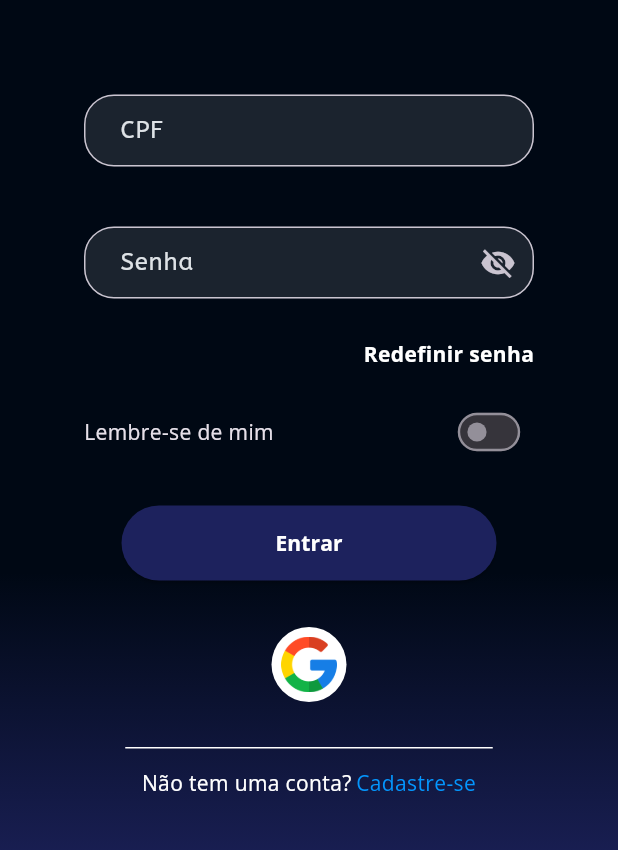
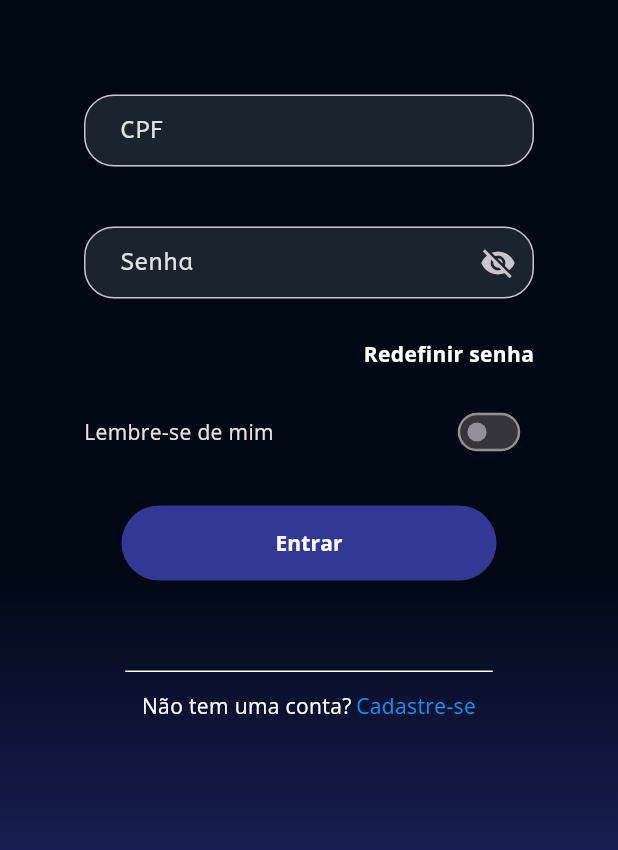
Before and after one commit to GuizinSX7/TCC-Neto-garage, a Flutter app: the screen it shows after launch, on a phone screen of 412 x 824 dp, the part 330-1180 px from its top. Run offline on Flutter 3.47's test engine with Material 3 defaults, Android fonts, the phone set to English and light mode, and no system bars; our stand-ins replace cloud_firestore, firebase_core; accounts and stored records are empty.

Commit message:
login-database

```diff
--- a/tcc_neto_garage/lib/components/loginComp.dart
+++ b/tcc_neto_garage/lib/components/loginComp.dart
@@ -1,7 +1,6 @@
 import 'package:cloud_firestore/cloud_firestore.dart';
 import 'package:flutter/material.dart';
 import 'package:tcc_neto_garage/shared/style.dart';
-import 'package:firebase_auth/firebase_auth.dart';
 
 class LoginComp extends StatefulWidget {
 
@@ -213,7 +212,7 @@ class _LoginCompState extends State<LoginComp> {
                   },
                   style: ElevatedButton.styleFrom(
                     minimumSize: Size(250, 50),
-                    backgroundColor: MyColors.azul3,
+                    backgroundColor: MyColors.azul2,
                   ),
                   child: Text(
                     "Entrar",
@@ -225,24 +224,7 @@ class _LoginCompState extends State<LoginComp> {
                     ),
                   )
                 ),
-                const SizedBox(height: 31,),
-                Container(
-                  width: 50,
-                  height: 50,
-                  decoration: BoxDecoration(
-                    borderRadius: BorderRadius.circular(100),
-                    color: MyColors.branco1
-                  ),
-                  child: Center(
-                    child: Image.asset(
-                      "assets/images/google.png",
-                      width: 37,
-                      height: 37,
-                      fit: BoxFit.contain,
-                    ),
-                  ),
-                ),
-                const SizedBox(height: 30,),
+                const SizedBox(height: 60,),
                 Container(
                   width: 245,
                   height: 1,
--- a/tcc_neto_garage/lib/main.dart
+++ b/tcc_neto_garage/lib/main.dart
@@ -30,9 +30,7 @@ class MyApp extends StatelessWidget {
       ),
       initialRoute: '/Login',
       routes: {
-        // '/' : (context) =>
         '/Login' : (context) => Login(),
-        // '/Cadastro' : (context) => Cadastr
         '/Home' : (context) => Home(),
         '/Redefinirsenha' : (context) => Redefinirsenha()
       },
--- a/tcc_neto_garage/pubspec.yaml
+++ b/tcc_neto_garage/pubspec.yaml
@@ -14,6 +14,7 @@ dependencies:
   firebase_core: ^3.11.0
   firebase_auth: ^5.4.2
   cloud_firestore: ^5.6.3
+  google_sign_in: ^6.2.2
 
   cupertino_icons: ^1.0.8
 
```
Also changed, not shown: tcc_neto_garage/pubspec.lock.
